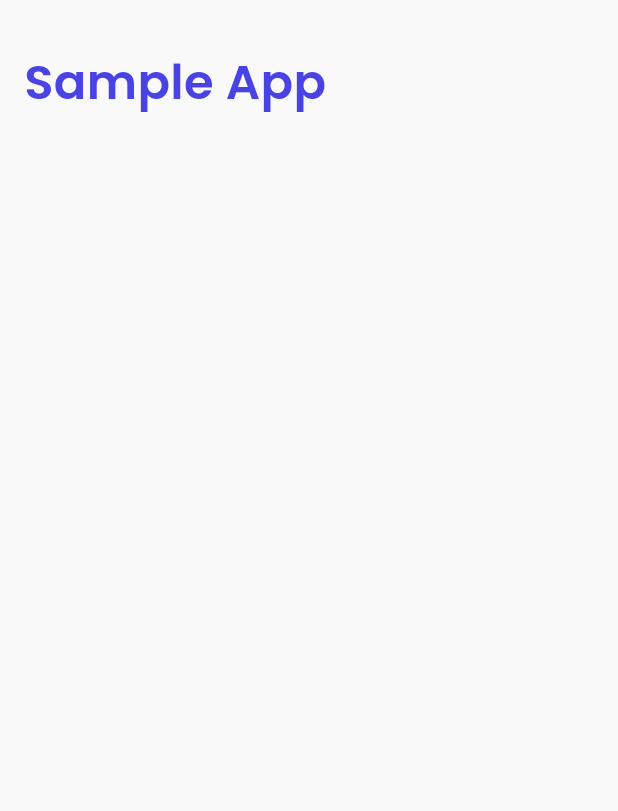
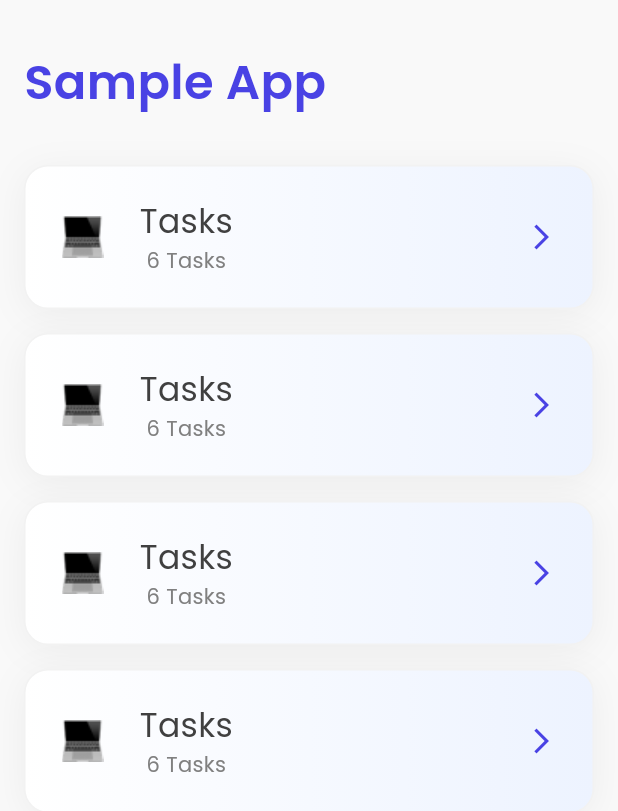
Before and after one commit to KafiulIslam/sample_app, a Flutter app: the screen it shows after launch, on a phone screen of 412 x 824 dp. Shown: the top 811 px of the screen. Run offline on Flutter 3.47's test engine with Material 2 defaults, Android fonts, the phone set to English and light mode, and no system bars; our stand-ins replace google_fonts.

Commit message:
home screen is completed

```diff
--- a/lib/utils/colors.dart
+++ b/lib/utils/colors.dart
@@ -2,6 +2,8 @@ import 'package:flutter/material.dart';
 
 const Color primaryColor = Color(0xFF4942E4);
 const Color scaffoldBackground = Color(0xFFf9f9f9);
+const Color title2Color = Color(0xFF404040);
+const Color assTextColor = Color(0xFF808080);
 
 
 late Color secondaryColor = const Color(0xFF39D2C0);
--- /dev/null
+++ b/lib/utils/image_string.dart
@@ -0,0 +1 @@
+const String laptop = 'assets/images/laptop.png';
--- a/lib/utils/spacer.dart
+++ b/lib/utils/spacer.dart
@@ -7,6 +7,13 @@ const thirtyTwoSpacerHorizontal =  SizedBox(
   width: 32,
 );
 
+const twentyFourSpacerVertical =  SizedBox(
+  height: 24,
+);
+const twentyFourSpacerHorizontal =  SizedBox(
+  width: 24,
+);
+
 const primaryVerticalSpace = SizedBox(height: 16,);
 const primaryHorizontalSpace = SizedBox(width: 16,);
 
--- a/lib/utils/typography.dart
+++ b/lib/utils/typography.dart
@@ -8,8 +8,15 @@ final title1 = GoogleFonts.poppins(
         color: primaryColor, fontSize: 32, fontWeight: FontWeight.w600));
 
 final title2 = GoogleFonts.poppins(
-    textStyle: TextStyle(
-        color: secondaryText, fontSize: 22, fontWeight: FontWeight.w600));
+    textStyle: const TextStyle(
+        color: title2Color, fontSize: 22, fontWeight: FontWeight.w400));
+
+final bodyText1 = GoogleFonts.poppins(
+    textStyle: const TextStyle(
+        color: assTextColor, fontSize: 14, fontWeight: FontWeight.w400));
+
+
+/// unused ///
 
 final title3 = GoogleFonts.poppins(
     textStyle: TextStyle(
@@ -23,10 +30,6 @@ final subtitle2 = GoogleFonts.poppins(
     textStyle: TextStyle(
         color: secondaryText, fontSize: 16, fontWeight: FontWeight.w600));
 
-final bodyText1 = GoogleFonts.poppins(
-    textStyle: TextStyle(
-        color: primaryText, fontSize: 14, fontWeight: FontWeight.w600));
-
 final bodyText2 = GoogleFonts.poppins(
     textStyle: TextStyle(
         color: secondaryText, fontSize: 14, fontWeight: FontWeight.w600));
--- a/lib/view/home/home_screen.dart
+++ b/lib/view/home/home_screen.dart
@@ -1,19 +1,47 @@
 import 'package:flutter/material.dart';
-
+import 'package:sample_app/utils/image_string.dart';
+import 'package:sample_app/utils/spacer.dart';
 import '../../utils/typography.dart';
+import '../../widgets/components/task_list_tile.dart';
 
 class HomeScreen extends StatelessWidget {
   const HomeScreen({Key? key}) : super(key: key);
 
   @override
   Widget build(BuildContext context) {
-    return SafeArea(child: Scaffold(body: Padding(
-      padding: const EdgeInsets.symmetric(vertical: 32.0, horizontal: 16.0),
-      child: SingleChildScrollView(
-        child: Column(children: [
-          Text('Sample App', style: title1,)
-        ],),
+
+    List<TaskListTile> _tasksList = const [
+      TaskListTile(imagePath: laptop, taskNumber: '6',),
+      TaskListTile(imagePath: laptop, taskNumber: '6',),
+      TaskListTile(imagePath: laptop, taskNumber: '6',),
+      TaskListTile(imagePath: laptop, taskNumber: '6',),
+    ];
+
+    return SafeArea(
+        child: Scaffold(
+      body: Padding(
+        padding: const EdgeInsets.symmetric(vertical: 32.0, horizontal: 16.0),
+        child: SingleChildScrollView(
+          child: Column(
+            crossAxisAlignment: CrossAxisAlignment.start,
+            children: [
+              Text(
+                'Sample App',
+                style: title1,
+              ),
+              thirtyTwoSpacerVertical,
+              ListView.separated(
+                shrinkWrap: true,
+                itemCount: _tasksList.length,
+                separatorBuilder: (BuildContext context, int index) => primaryVerticalSpace,
+                itemBuilder: (BuildContext context, int index) {
+                  return _tasksList[index];
+                },
+              )
+            ],
+          ),
+        ),
       ),
-    ),));
+    ));
   }
 }
--- /dev/null
+++ b/lib/widgets/components/task_list_tile.dart
@@ -0,0 +1,59 @@
+import 'package:flutter/material.dart';
+import '../../utils/colors.dart';
+import '../../utils/spacer.dart';
+import '../../utils/typography.dart';
+
+class TaskListTile extends StatelessWidget {
+  final String? imagePath;
+  final String? taskNumber;
+  const TaskListTile({Key? key, this.imagePath, this.taskNumber}) : super(key: key);
+
+  @override
+  Widget build(BuildContext context) {
+    return Container(
+      height: 96,
+      width: double.infinity,
+      decoration: BoxDecoration(
+        borderRadius: BorderRadius.circular(16.0),
+        border: Border.all(color: const Color(0xFFF2F2F2)),
+        gradient: const LinearGradient(
+          begin: Alignment.centerLeft,
+          end: Alignment.centerRight,
+          colors: [
+            Color(0xFFFFFFFF),
+            Color(0xFFEDF3FF),
+          ],
+        ),
+        boxShadow: [
+          BoxShadow(
+            color: const Color(0xFF000000).withOpacity(0.05),
+            blurRadius: 20.0, // soften the shadow
+            offset: const Offset(
+              0.0, // Move to right 5  horizontally
+              4.0, // Move to bottom 5 Vertically
+            ),
+          )
+        ],
+      ),
+      child: Padding(
+        padding: const EdgeInsets.symmetric(horizontal: 24.0),
+        child: Row(
+          crossAxisAlignment: CrossAxisAlignment.center,
+          mainAxisAlignment: MainAxisAlignment.start,
+          children: [
+            Image.asset(imagePath!),
+            twentyFourSpacerHorizontal,
+            Column(
+              mainAxisAlignment: MainAxisAlignment.center,
+              crossAxisAlignment: CrossAxisAlignment.center,
+              children: [
+                Text('Tasks', style: title2,),
+                Text('$taskNumber Tasks', style: bodyText1,),
+              ],),
+            const Spacer(),
+            const Icon(Icons.arrow_forward_ios, color: primaryColor, size: 20,)
+          ],),
+      ),
+    );
+  }
+}
--- a/pubspec.yaml
+++ b/pubspec.yaml
@@ -37,8 +37,8 @@ flutter:
   uses-material-design: true
 
   # To add assets to your application, add an assets section, like this:
-  # assets:
-  #   - images/a_dot_burr.jpeg
+  assets:
+    - assets/images/
   #   - images/a_dot_ham.jpeg
 
   # An image asset can refer to one or more resolution-specific "variants", see
```
Also changed, not shown: assets/images/laptop.png (added).
